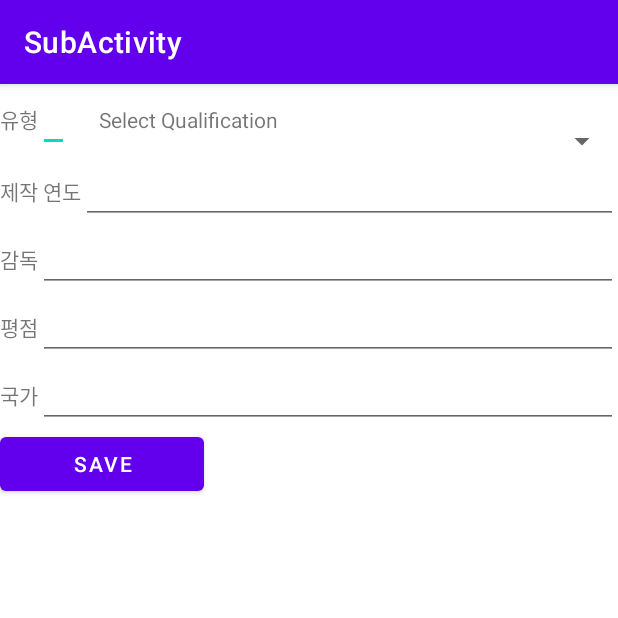
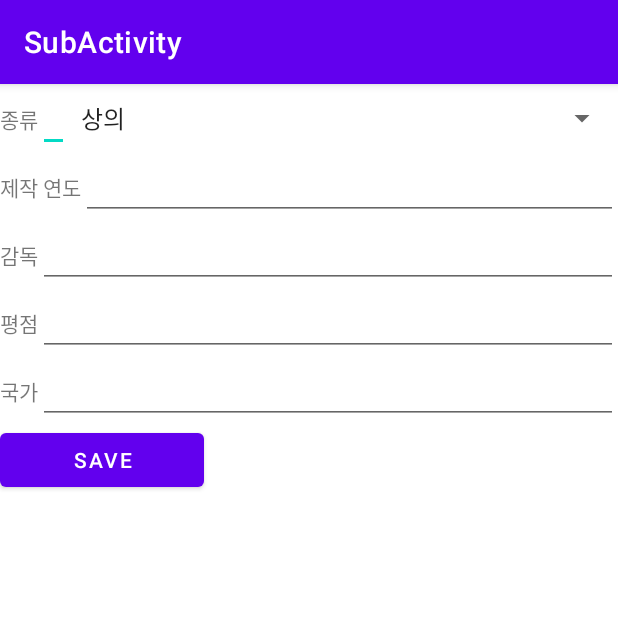
Before and after one commit to heesuju/wardrobe_organizer_app, an Android app: the screen it shows after launch (SubActivity), after a tap on "영화 추가", on a phone screen of 412 x 824 dp, the top half of it. Run offline under Robolectric (Android 15) with nearby library versions, the phone set to English and light mode, and no system bars.

Commit message:
add single selection spinner

```diff
--- a/app/src/main/java/com/example/wardrobeorganizer/SubActivity.java
+++ b/app/src/main/java/com/example/wardrobeorganizer/SubActivity.java
@@ -3,45 +3,34 @@ package com.example.wardrobeorganizer;
 import android.content.Intent;
 import android.os.Bundle;
 import android.view.View;
+import android.widget.AdapterView;
+import android.widget.ArrayAdapter;
 import android.widget.Button;
 import android.widget.EditText;
 import android.widget.Spinner;
+import android.widget.Toast;
 
 import androidx.appcompat.app.AppCompatActivity;
 
 import java.util.ArrayList;
 
-public class SubActivity extends AppCompatActivity {
+public class SubActivity extends AppCompatActivity implements AdapterView.OnItemSelectedListener {
     EditText edit1, edit2, edit3, edit4, edit5;
     String id;
+    Spinner spinner;
 
     @Override
     protected void onCreate(Bundle savedInstanceState) {
         super.onCreate(savedInstanceState);
         setContentView(R.layout.activity_sub);
-
+        spinner = (Spinner) findViewById(R.id.category_spinner);
         edit1 = (EditText) findViewById(R.id.edit1);
         edit2 = (EditText) findViewById(R.id.edit2);
         edit3 = (EditText) findViewById(R.id.edit3);
         edit4 = (EditText) findViewById(R.id.edit4);
         edit5 = (EditText) findViewById(R.id.edit5);
-
-        final String[] select_qualification = {
-                "Select Qualification", "10th / Below", "12th", "Diploma", "UG",
-                "PG", "Phd"};
-        Spinner spinner = (Spinner) findViewById(R.id.type_spinner);
-
-        ArrayList<StateVO> listVOs = new ArrayList<>();
-
-        for (int i = 0; i < select_qualification.length; i++) {
-            StateVO stateVO = new StateVO();
-            stateVO.setTitle(select_qualification[i]);
-            stateVO.setSelected(false);
-            listVOs.add(stateVO);
-        }
-        SpinnerAdapter myAdapter = new SpinnerAdapter(SubActivity.this, 0,
-                listVOs);
-        spinner.setAdapter(myAdapter);
+        populateSpinnerCategory();
+        spinner.setOnItemSelectedListener(this);
 
         Button buttonSave = (Button) findViewById(R.id.button_save);
         Button buttonUpdate = (Button) findViewById(R.id.button_update);
@@ -110,4 +99,23 @@ public class SubActivity extends AppCompatActivity {
             }
         });
     } // of onCreate()
+
+    private void populateSpinnerCategory() {
+        ArrayAdapter<String> categoryAdapter = new ArrayAdapter<>(this, android.R.layout.simple_spinner_item, getResources().getStringArray(R.array.category_array));
+        categoryAdapter.setDropDownViewResource(android.R.layout.simple_spinner_dropdown_item);
+        spinner.setAdapter(categoryAdapter);
+    }
+
+    @Override
+    public void onItemSelected(AdapterView<?> parent, View view, int i, long l) {
+        if(parent.getId() == R.id.category_spinner){
+            String selected = parent.getSelectedItem().toString();
+            Toast.makeText(this, "selected" + selected, Toast.LENGTH_SHORT).show();
+        }
+    }
+
+    @Override
+    public void onNothingSelected(AdapterView<?> adapterView) {
+
+    }
 }
--- a/app/src/main/res/layout/activity_sub.xml
+++ b/app/src/main/res/layout/activity_sub.xml
@@ -11,15 +11,15 @@
         <TextView
             android:layout_width="wrap_content"
             android:layout_height="wrap_content"
-            android:text="유형" />
+            android:text="종류" />
         <EditText
             android:id="@+id/edit1"
             android:layout_width="wrap_content"
             android:layout_height="wrap_content" />
         <Spinner
-            android:id="@+id/type_spinner"
+            android:id="@+id/category_spinner"
             android:layout_width="match_parent"
-            android:layout_height="wrap_content"
+            android:layout_height="match_parent"
             />
     </LinearLayout>
     <LinearLayout
--- a/app/src/main/res/values/strings.xml
+++ b/app/src/main/res/values/strings.xml
@@ -1,3 +1,23 @@
 <resources>
     <string name="app_name">WardrobeOrganizer</string>
+    <string-array name="category_array">
+        <item>상의</item>
+        <item>하의</item>
+        <item>아우터</item>
+        <item>원피스</item>
+    </string-array>
+
+    <string-array name="material_array">
+        <item>니트</item>
+        <item>후리스</item>
+        <item>코튼</item>
+        <item>실크</item>
+        <item>데님</item>
+        <item>퍼</item>
+    </string-array>
+
+    <string-array name="state_array">
+        <item>정리된 상태</item>
+        <item>꺼내진 상태</item>
+    </string-array>
 </resources>
```
